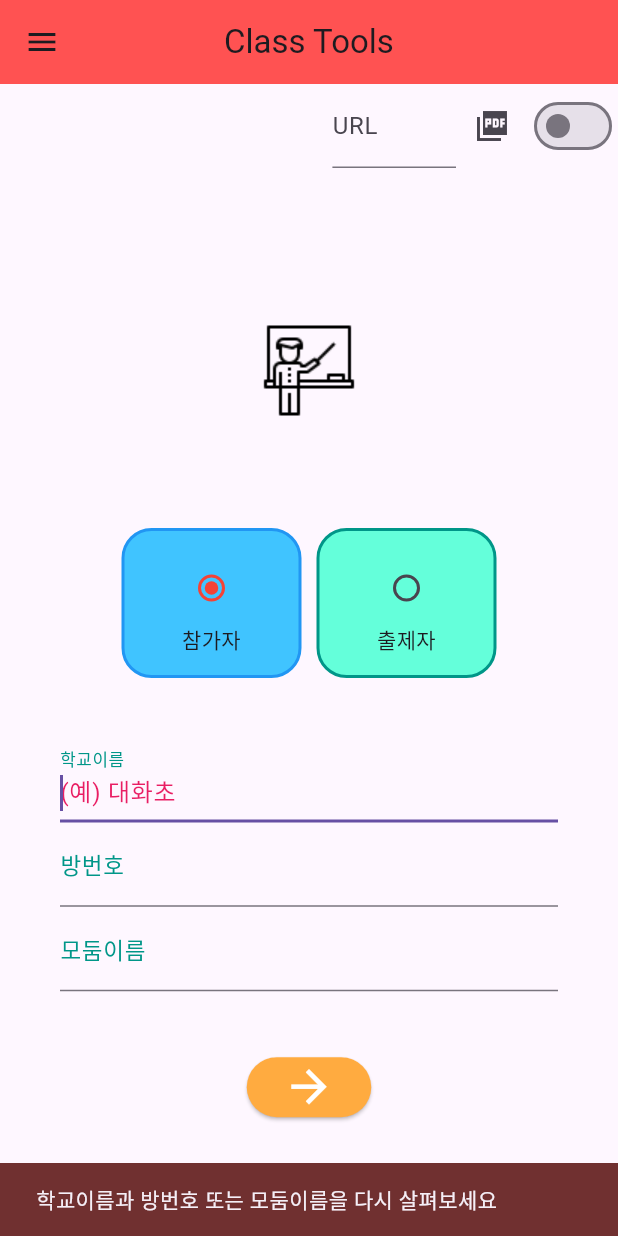
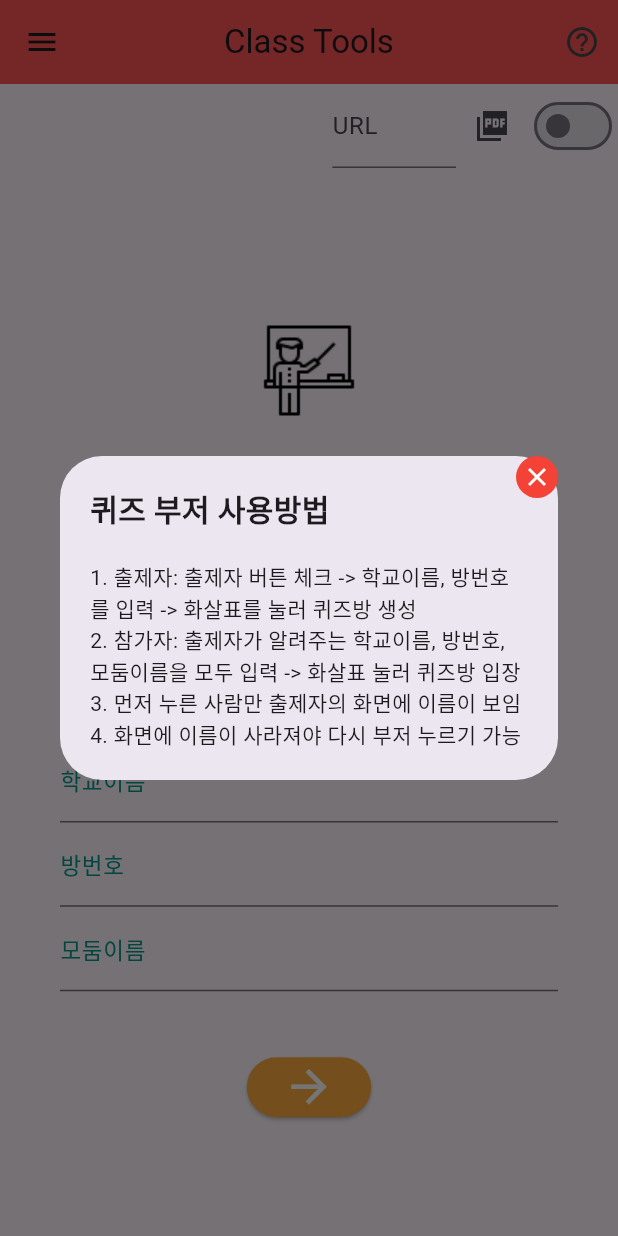
Before and after one commit to j991132/classtools, a Flutter app: the screen it shows after launch, after a tap on the "arrow forward" icon, on a phone screen of 412 x 824 dp. Run offline on Flutter 3.47's test engine with Material 3 defaults, Android fonts, the light colour scheme and no system bars; our stand-ins replace auto_size_text, cloud_firestore, file_picker, firebase_core, just_audio, open_file and 3 more; missing offline and left inert: dart:html, syncfusion_flutter_pdfviewer; accounts and stored records are empty.

Commit message:
20250103 다이얼로그의 높이에 따라 텍스트 크기조절, 로그인 화면에 사용방법 다이얼로그 생성

```diff
--- a/lib/Login.dart
+++ b/lib/Login.dart
@@ -22,6 +22,14 @@ class _LogInState extends State<LogIn> {
   final db = FirebaseFirestore.instance;
   WebViewController? _webViewController;
   int _selectedValue = 1;
+
+  @override
+  void initState() {
+    super.initState();
+    WidgetsBinding.instance.addPostFrameCallback((_) {
+      _showHelpDialog(context);
+    });
+  }
 
   //컬렉션 이름확인->교사용 페이지 이동 메서드
   gototeacherpage(String collectionname) async {
@@ -65,7 +73,63 @@ class _LogInState extends State<LogIn> {
     } else {
       showSnackBar(context, Text('학교이름과 방번호 또는 모둠이름을 다시 살펴보세요'));
     }
-  } // 컬렉션이름 확인 메서드 끝
+  }// 컬렉션이름 확인 메서드 끝
+
+  // Login.dart에 메서드 추가
+  void _showHelpDialog(BuildContext context) {
+    showDialog(
+      context: context,
+      barrierColor: Colors.black54, // 반투명 배경
+      barrierDismissible: false, // 배경 터치로 닫히지 않도록 설정
+      builder: (context) => Dialog(
+        child: Stack(
+          clipBehavior: Clip.none,
+          children: [
+            Container(
+              padding: EdgeInsets.all(20),
+              child: Column(
+                mainAxisSize: MainAxisSize.min,
+                crossAxisAlignment: CrossAxisAlignment.start,
+                children: [
+                  Text(
+                    '퀴즈 부저 사용방법',
+                    style: TextStyle(
+                      fontSize: 20,
+                      fontWeight: FontWeight.bold,
+                    ),
+                  ),
+                  SizedBox(height: 20),
+                  Text('1. 출제자: 출제자 버튼 체크 -> 학교이름, 방번호를 입력 -> 화살표를 눌러 퀴즈방 생성'),
+                  Text('2. 참가자: 출제자가 알려주는 학교이름, 방번호, 모둠이름을 모두 입력 -> 화살표 눌러 퀴즈방 입장'),
+                  Text('3. 먼저 누른 사람만 출제자의 화면에 이름이 보임'),
+                  Text('4. 화면에 이름이 사라져야 다시 부저 누르기 가능'),
+                ],
+              ),
+            ),
+            Positioned(
+              right: -10,
+              top: -10,
+              child: IconButton(
+                onPressed: () => Navigator.pop(context),
+                icon: Container(
+                  padding: EdgeInsets.all(4),
+                  decoration: BoxDecoration(
+                    color: Colors.red,
+                    shape: BoxShape.circle,
+                  ),
+                  child: Icon(
+                    Icons.close,
+                    color: Colors.white,
+                    size: 20,
+                  ),
+                ),
+              ),
+            ),
+          ],
+        ),
+      ),
+    );
+  }
 
   @override
   Widget build(BuildContext context) {
@@ -87,7 +151,10 @@ class _LogInState extends State<LogIn> {
         actions:
 
         <Widget>[
-
+          IconButton(
+            icon: Icon(Icons.help_outline),
+            onPressed: () => _showHelpDialog(context),
+          ),
           /*
           TextField(
             controller: controller3,
--- a/lib/TeacherPage.dart
+++ b/lib/TeacherPage.dart
@@ -73,20 +73,24 @@ class _TeacherPageState extends State<TeacherPage> {
         return Dialog(
           child: Container(
             width: MediaQuery.of(context).size.width * 0.8,
-            height: MediaQuery.of(context).size.width * 0.6,
+            height: MediaQuery.of(context).size.height * 0.6,
             padding: const EdgeInsets.all(20),
             child: Column(
               mainAxisAlignment: MainAxisAlignment.spaceEvenly,
               children: [
-                AutoSizeText(
+                Flexible(child: AutoSizeText(
                   teamName,
                   style: TextStyle(
-                    fontSize: MediaQuery.of(context).size.width,
+                    fontSize: MediaQuery.of(context).size.height,
                     color: Colors.redAccent,
                     fontWeight: FontWeight.bold,
                   ),
+                  // minFontSize: 20,  // 최소 폰트 크기
+                  maxFontSize: 500, // 최대 폰트 크기
                   maxLines: 1,
                   overflow: TextOverflow.ellipsis,
+                )
+
                 ),
                 ElevatedButton.icon(
                   onPressed: () => _closePopupAndDeleteAll(context),
@@ -176,6 +180,9 @@ class _TeacherPageState extends State<TeacherPage> {
       body: StreamBuilder<QuerySnapshot>(
         stream: _teamsCollection.orderBy('time', descending: false).snapshots(),
         builder: (context, snapshot) {
+          if (!snapshot.hasData || snapshot.data == null) {  // null 체크 추가
+            return const Center(child: CircularProgressIndicator());
+          }
           WidgetsBinding.instance.addPostFrameCallback((_) {
             if (!_isDialogShowing && !_hasShownFirstTeam && snapshot.data!.docs.isNotEmpty) {
               _showPopup(context, snapshot.data!.docs[0]['teamname'] as String);
```
